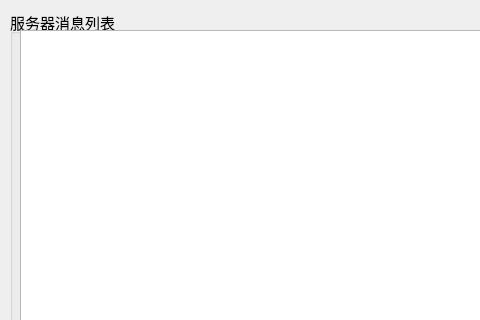
This is formtcpserver.ui in songs66/NetPilot as Qt 5 draws it before an edit; both pictures show x 0 to 480 and y 0 to 320 of the 970 by 560 pixel window. The edited form follows.
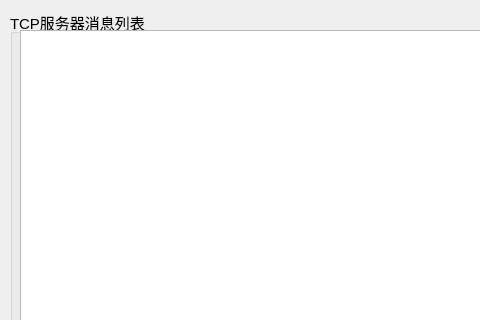
This is the edited form. Icons and pictures are not drawn.

What changed in the file:
```diff
--- a/formtcpserver.ui
+++ b/formtcpserver.ui
@@ -28,7 +28,7 @@
     </font>
    </property>
    <property name="title">
-    <string>服务器消息列表</string>
+    <string>TCP服务器消息列表</string>
    </property>
    <widget class="QListWidget" name="listWidget_TCPServerListMsg">
     <property name="geometry">
```
